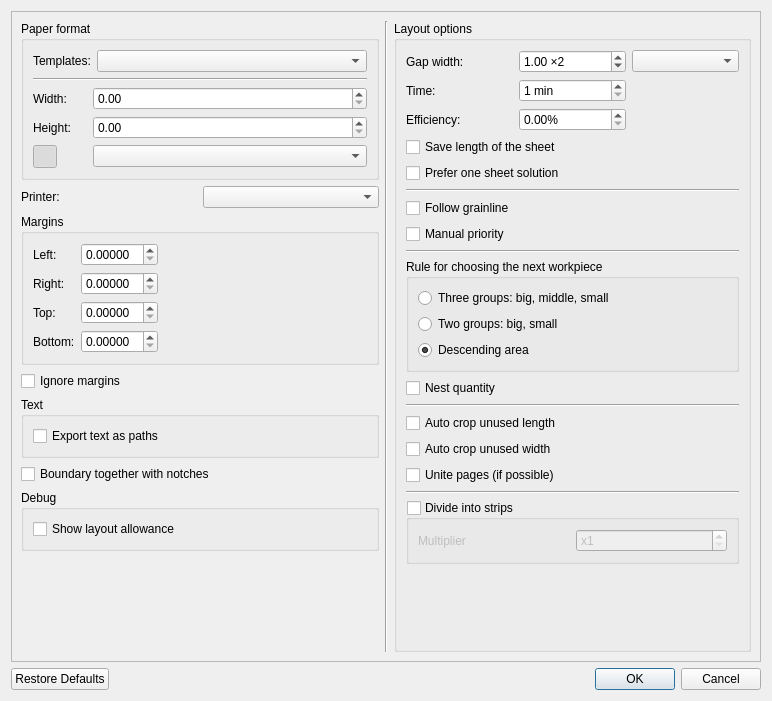
Qt form src/app/ostara/dialogs/dialoglayoutsettings.ui (equinox-patterns/Ostara) before a commit.
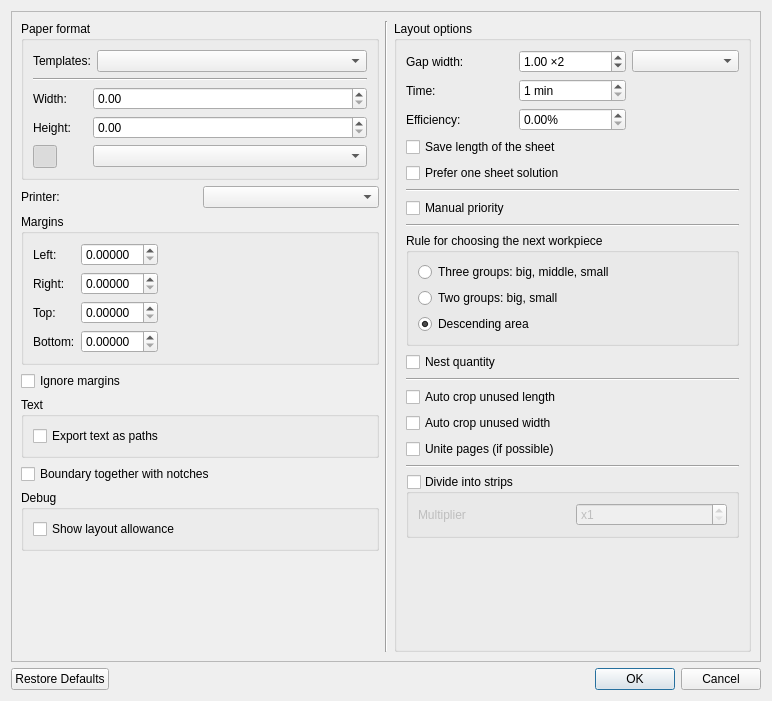
The same form after that commit. Icons and pictures are not drawn.

The edit to the form file:
```diff
--- a/src/app/ostara/dialogs/dialoglayoutsettings.ui
+++ b/src/app/ostara/dialogs/dialoglayoutsettings.ui
@@ -497,13 +497,6 @@
             </property>
            </widget>
           </item>
-          <item>
-           <widget class="QCheckBox" name="checkBoxFollowGrainline">
-            <property name="text">
-             <string>Follow grainline</string>
-            </property>
-           </widget>
-          </item>
           <item>
            <widget class="QCheckBox" name="checkBoxManualPriority">
             <property name="text">
```
